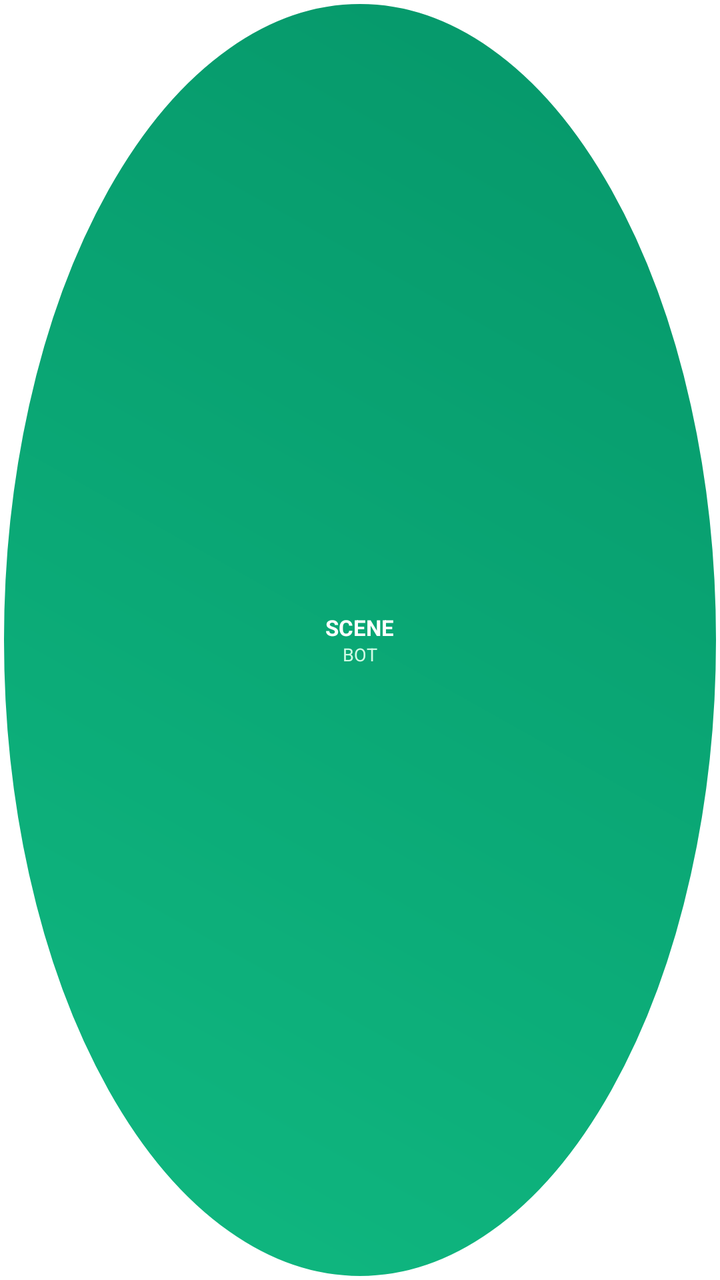
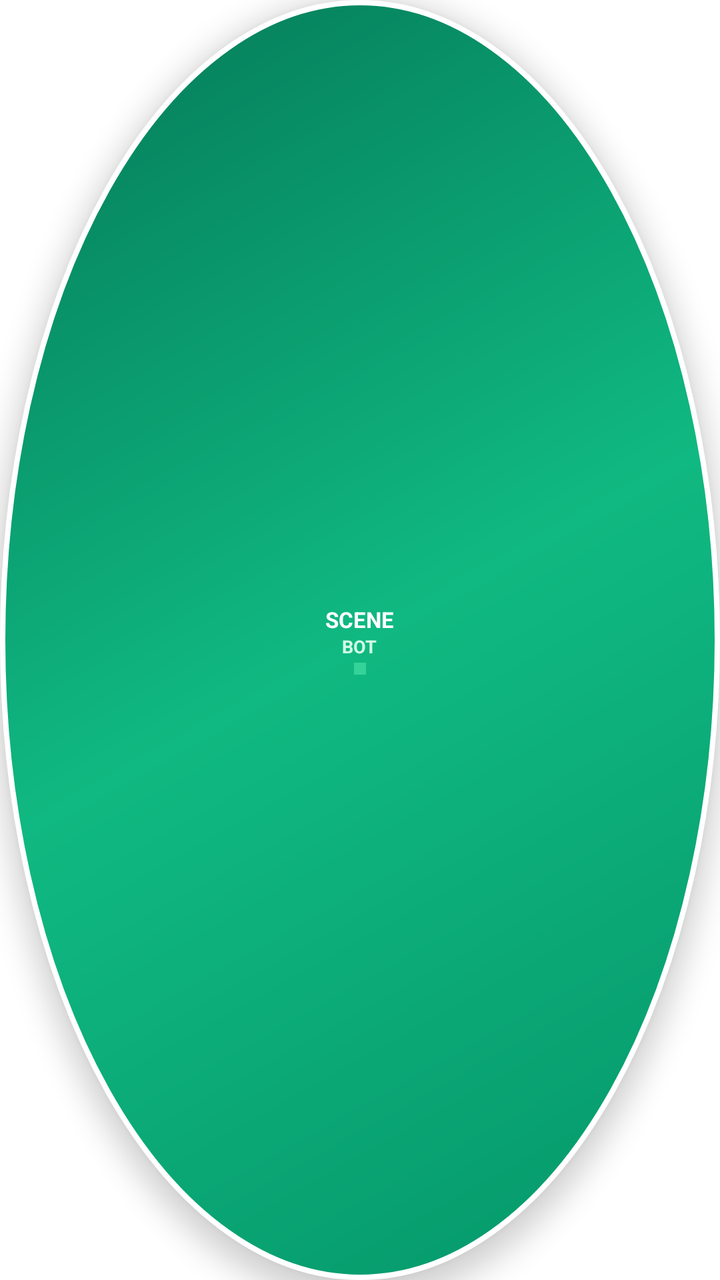

Before-and-after screenshots of an Android layout around one commit, followed by the original layout XML and the change that was made.
<!-- AndroidManifest.xml: application theme Theme.SceneBot -->
<!-- res/layout/layout_floating_scene_pill.xml -->
<?xml version="1.0" encoding="utf-8"?>
<LinearLayout xmlns:android="http://schemas.android.com/apk/res/android"
    android:layout_width="56dp"
    android:layout_height="56dp"
    android:background="@drawable/bg_floating_pill"
    android:gravity="center"
    android:orientation="vertical">

    <TextView
        android:layout_width="wrap_content"
        android:layout_height="wrap_content"
        android:text="SCENE"
        android:textColor="#FFFFFF"
        android:textSize="11sp"
        android:textStyle="bold" />

    <TextView
        android:layout_width="wrap_content"
        android:layout_height="wrap_content"
        android:text="BOT"
        android:textColor="#D1FAE5"
        android:textSize="9sp" />
</LinearLayout>
<!-- resources referenced by this layout -->
<resources>
  <!-- drawable bg_floating_pill (drawable) -->
  <?xml version="1.0" encoding="utf-8"?>
  <shape xmlns:android="http://schemas.android.com/apk/res/android"
      android:shape="oval">
      <gradient
          android:angle="45"
          android:startColor="#10B981"
          android:endColor="#059669"
          android:type="linear" />
      <stroke
          android:width="2dp"
          android:color="#FFFFFF" />
  </shape>
  <style name="Theme.SceneBot" parent="Theme.MaterialComponents.DayNight.NoActionBar">
          <item name="colorPrimary">@color/primary</item>
          <item name="colorPrimaryVariant">@color/primary_dark</item>
          <item name="colorOnPrimary">@color/white</item>
      </style>
  <color name="primary">#4F46E5</color>
  <color name="primary_dark">#3730A3</color>
  <color name="white">#FFFFFF</color>
</resources>

<!-- the commit's change to res/layout/layout_floating_scene_pill.xml (unified diff, before → after) -->
@@ -1,23 +1,41 @@
 <?xml version="1.0" encoding="utf-8"?>
-<LinearLayout xmlns:android="http://schemas.android.com/apk/res/android"
-    android:layout_width="56dp"
-    android:layout_height="56dp"
+<FrameLayout xmlns:android="http://schemas.android.com/apk/res/android"
+    android:id="@+id/pill_root_container"
+    android:layout_width="60dp"
+    android:layout_height="60dp"
     android:background="@drawable/bg_floating_pill"
-    android:gravity="center"
-    android:orientation="vertical">
+    android:elevation="8dp">
 
-    <TextView
-        android:layout_width="wrap_content"
-        android:layout_height="wrap_content"
-        android:text="SCENE"
-        android:textColor="#FFFFFF"
-        android:textSize="11sp"
-        android:textStyle="bold" />
+    <LinearLayout
+        android:layout_width="match_parent"
+        android:layout_height="match_parent"
+        android:gravity="center"
+        android:orientation="vertical">
 
-    <TextView
-        android:layout_width="wrap_content"
-        android:layout_height="wrap_content"
-        android:text="BOT"
-        android:textColor="#D1FAE5"
-        android:textSize="9sp" />
-</LinearLayout>
+        <TextView
+            android:id="@+id/tv_pill_title"
+            android:layout_width="wrap_content"
+            android:layout_height="wrap_content"
+            android:text="SCENE"
+            android:textColor="#FFFFFF"
+            android:textSize="11sp"
+            android:textStyle="bold" />
+
+        <TextView
+            android:id="@+id/tv_pill_subtitle"
+            android:layout_width="wrap_content"
+            android:layout_height="wrap_content"
+            android:text="BOT"
+            android:textColor="#D1FAE5"
+            android:textSize="9sp"
+            android:textStyle="bold" />
+
+        
+        <View
+            android:id="@+id/pill_status_dot"
+            android:layout_width="6dp"
+            android:layout_height="6dp"
+            android:layout_marginTop="2dp"
+            android:background="#34D399" />
+    </LinearLayout>
+</FrameLayout>
<!-- resource entries referenced after the edit -->
@@ -5,12 +5,13 @@
   <shape xmlns:android="http://schemas.android.com/apk/res/android"
       android:shape="oval">
       <gradient
-          android:angle="45"
-          android:startColor="#10B981"
-          android:endColor="#059669"
+          android:angle="135"
+          android:startColor="#059669"
+          android:centerColor="#10B981"
+          android:endColor="#047857"
           android:type="linear" />
       <stroke
-          android:width="2dp"
+          android:width="2.5dp"
           android:color="#FFFFFF" />
   </shape>
   <style name="Theme.SceneBot" parent="Theme.MaterialComponents.DayNight.NoActionBar">
